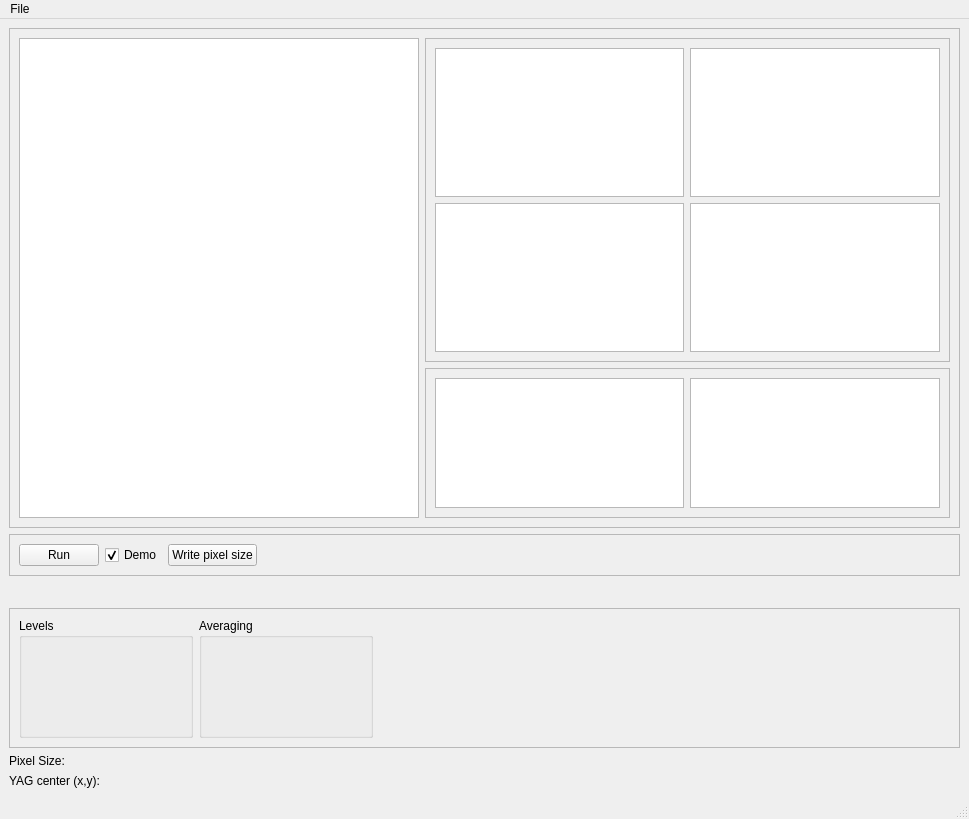
Before: the Qt Designer form PPM_centroid/image_register.ui in mseaberg/slit_alignment, drawn with Qt 5.
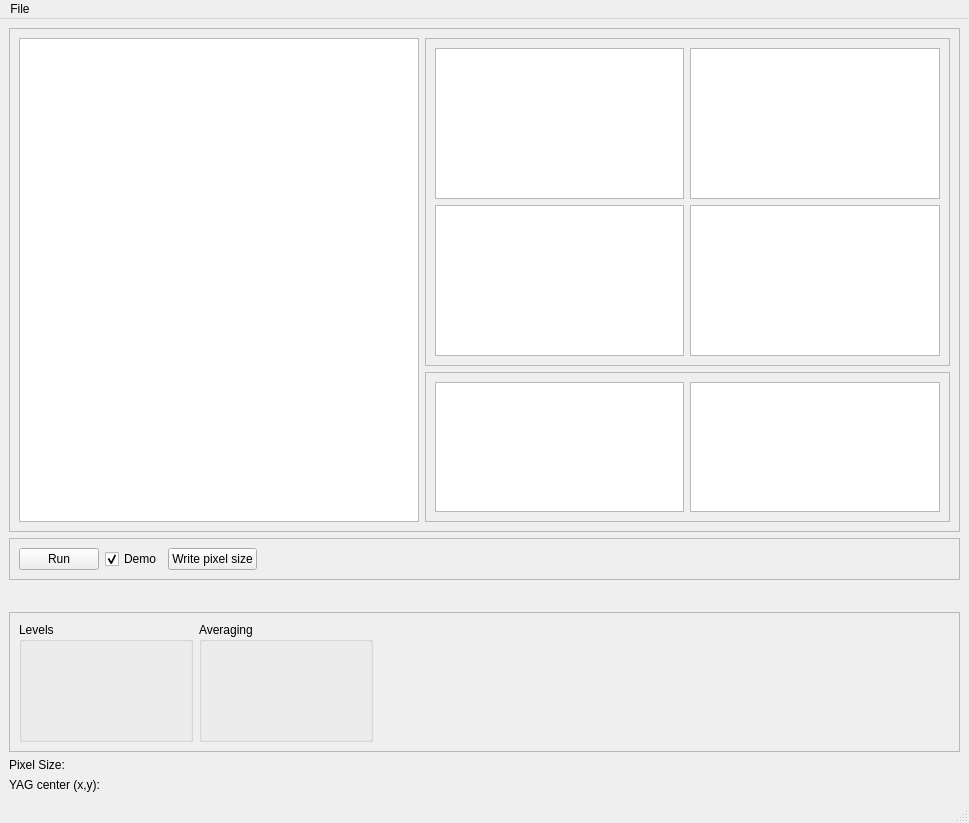
After: the same form once the commit is applied. Custom widgets are drawn as their Qt base class.

Commit message: changed window titles and update image groupbox title with imager name now

```diff
--- a/PPM_centroid/image_register.ui
+++ b/PPM_centroid/image_register.ui
@@ -7,7 +7,7 @@
     <x>0</x>
     <y>0</y>
     <width>969</width>
-    <height>797</height>
+    <height>823</height>
    </rect>
   </property>
   <property name="windowTitle">
```
Left out of the diff: 2 changed lines with no effect on the pictures. The commit also changes 2 other files.
